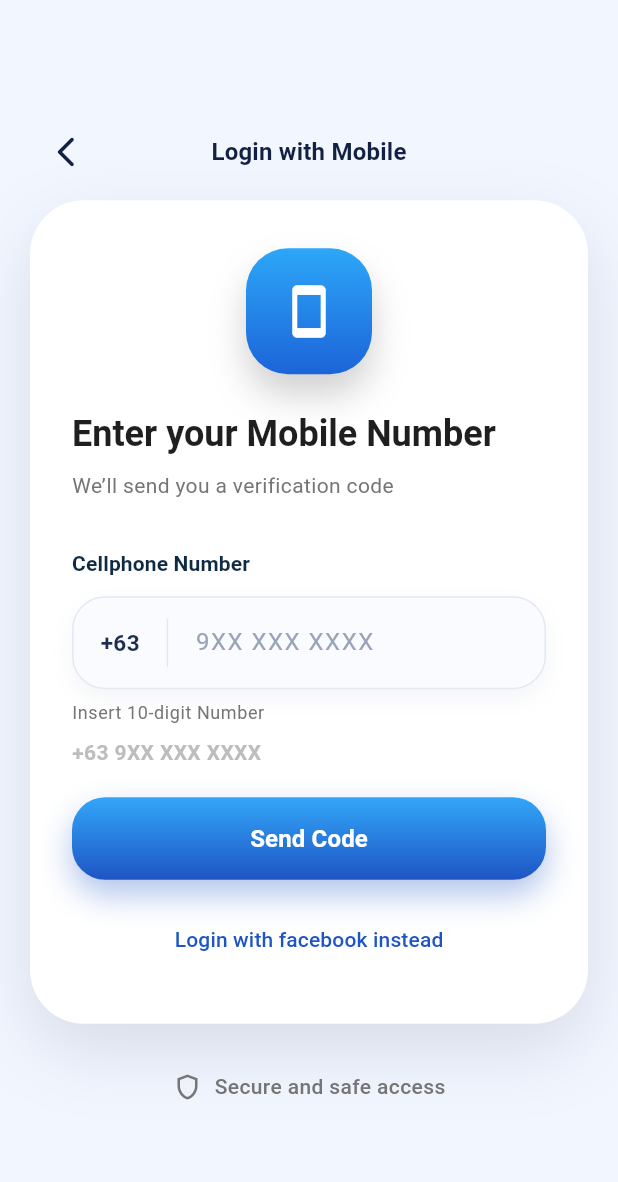
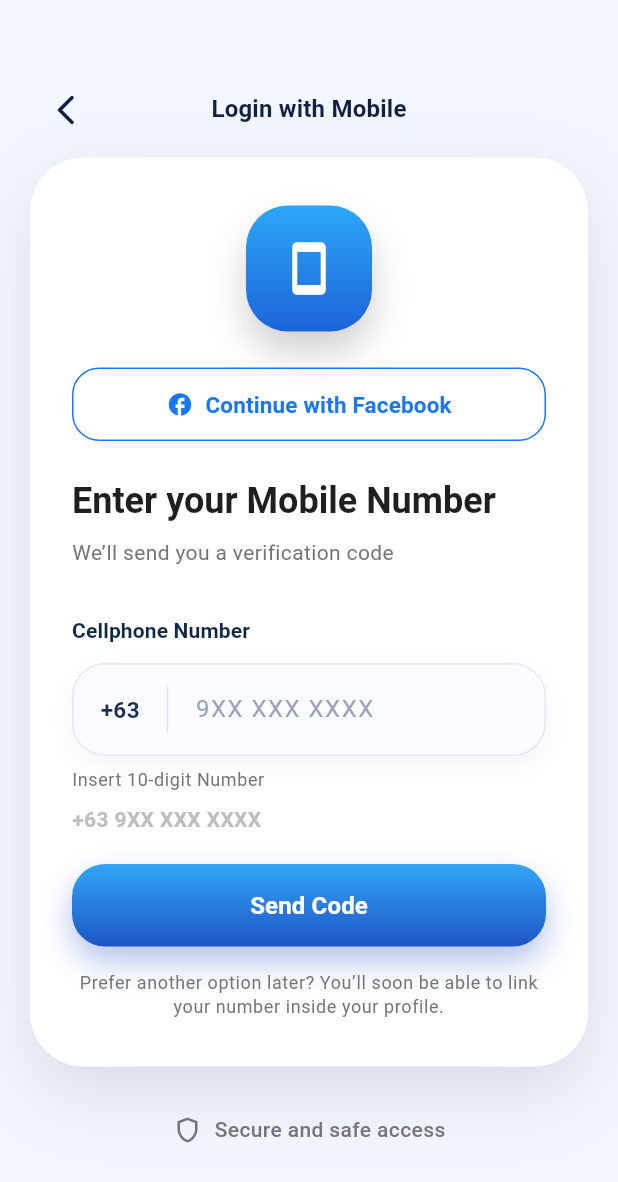
Before and after one commit to eori1/bayankonek, a Flutter app: the screen it shows after launch, after a tap on "Login with Mobile", on a phone screen of 412 x 824 dp. Shown: the top 1182 px of the screen. Run offline on Flutter 3.47's test engine with Material 3 defaults, Android fonts, the phone set to English and light mode, and no system bars; our stand-ins replace cloud_firestore, firebase_auth, firebase_core; missing offline and left inert: flutter_facebook_auth; accounts and stored records are empty.

Commit message:
Implement Facebook login functionality and update dependencies
- Added Facebook login support in MobileLoginPage with a dedicated button.
- Enhanced HomePage to display the user's name and linked phone number.
- Updated pubspec.yaml to include flutter_facebook_auth dependency.
- Modified AndroidManifest.xml to include necessary Facebook SDK configurations.
- Added new dependencies for secure storage and updated existing ones in pubspec.lock.
- Registered new plugins for secure storage in generated files for Linux, macOS, and Windows.

```diff
--- a/lib/screens/mobile_login_page.dart
+++ b/lib/screens/mobile_login_page.dart
@@ -2,6 +2,7 @@ import 'package:firebase_auth/firebase_auth.dart';
 import 'package:flutter/material.dart';
 import 'package:flutter/services.dart';
 
+import '../services/auth_service.dart';
 import '../widgets/page_header.dart';
 import '../widgets/primary_gradient_button.dart';
 import 'home_page.dart';
@@ -20,6 +21,7 @@ class _MobileLoginPageState extends State<MobileLoginPage> {
   final TextEditingController _phoneController = TextEditingController();
   final PhoneNumberFormatter _phoneFormatter = PhoneNumberFormatter();
   bool _isSending = false;
+  bool _isFacebookLoading = false;
   String? _errorMessage;
 
   String get _enteredDigits =>
@@ -135,6 +137,33 @@ class _MobileLoginPageState extends State<MobileLoginPage> {
     }
   }
 
+  Future<void> _signInWithFacebook() async {
+    setState(() {
+      _isFacebookLoading = true;
+      _errorMessage = null;
+    });
+    try {
+      await AuthService.instance.signInWithFacebook();
+      if (!mounted) return;
+      Navigator.of(context).pushAndRemoveUntil(
+        MaterialPageRoute(builder: (_) => const HomePage()),
+        (route) => false,
+      );
+    } on FirebaseAuthException catch (e) {
+      setState(() {
+        _errorMessage = e.message ?? 'Facebook login failed. Please try again.';
+      });
+    } catch (_) {
+      setState(() {
+        _errorMessage = 'Facebook login failed. Please try again.';
+      });
+    } finally {
+      if (mounted) {
+        setState(() => _isFacebookLoading = false);
+      }
+    }
+  }
+
   @override
   Widget build(BuildContext context) {
     return Scaffold(
@@ -204,6 +233,51 @@ class _MobileLoginPageState extends State<MobileLoginPage> {
                             ),
                           ),
                           const SizedBox(height: 24),
+                          SizedBox(
+                            width: double.infinity,
+                            child: OutlinedButton(
+                              onPressed: _isFacebookLoading
+                                  ? null
+                                  : _signInWithFacebook,
+                              style: OutlinedButton.styleFrom(
+                                foregroundColor: const Color(0xFF1877F2),
+                                side: const BorderSide(
+                                  color: Color(0xFF1877F2),
+                                ),
+                                shape: RoundedRectangleBorder(
+                                  borderRadius: BorderRadius.circular(18),
+                                ),
+                                padding: const EdgeInsets.symmetric(
+                                  vertical: 14,
+                                ),
+                              ),
+                              child: _isFacebookLoading
+                                  ? const SizedBox(
+                                      width: 20,
+                                      height: 20,
+                                      child: CircularProgressIndicator(
+                                        strokeWidth: 2,
+                                      ),
+                                    )
+                                  : Row(
+                                      mainAxisSize: MainAxisSize.min,
+                                      mainAxisAlignment:
+                                          MainAxisAlignment.center,
+                                      children: const [
+                                        Icon(Icons.facebook),
+                                        SizedBox(width: 8),
+                                        Text(
+                                          'Continue with Facebook',
+                                          style: TextStyle(
+                                            fontWeight: FontWeight.w700,
+                                            fontSize: 15,
+                                          ),
+                                        ),
+                                      ],
+                                    ),
+                            ),
+                          ),
+                          const SizedBox(height: 24),
                           Text(
                             'Enter your Mobile Number',
                             style: Theme.of(context).textTheme.headlineSmall
@@ -270,7 +344,11 @@ class _MobileLoginPageState extends State<MobileLoginPage> {
                                   child: TextField(
                                     controller: _phoneController,
                                     keyboardType: TextInputType.number,
-                                    inputFormatters: [_phoneFormatter],
+                                    inputFormatters: [
+                                      FilteringTextInputFormatter.digitsOnly,
+                                      LengthLimitingTextInputFormatter(10),
+                                      _phoneFormatter,
+                                    ],
                                     onChanged: (_) {
                                       if (_errorMessage != null) {
                                         setState(() {
@@ -324,12 +402,11 @@ class _MobileLoginPageState extends State<MobileLoginPage> {
                           ),
                           const SizedBox(height: 16),
                           Center(
-                            child: TextButton(
-                              onPressed: () => Navigator.pop(context),
-                              style: TextButton.styleFrom(
-                                foregroundColor: const Color(0xFF1E55C4),
-                              ),
-                              child: const Text('Login with facebook instead'),
+                            child: Text(
+                              'Prefer another option later? You’ll soon be able to link your number inside your profile.',
+                              textAlign: TextAlign.center,
+                              style: Theme.of(context).textTheme.bodySmall
+                                  ?.copyWith(color: Colors.grey.shade600),
                             ),
                           ),
                         ],
--- a/pubspec.yaml
+++ b/pubspec.yaml
@@ -37,6 +37,7 @@ dependencies:
   firebase_core: ^4.2.1
   firebase_auth: ^6.1.2
   cloud_firestore: ^6.1.0
+  flutter_facebook_auth: ^7.1.1
 
 dev_dependencies:
   flutter_test:
```
Also changed, not shown: lib/screens/home_page.dart (+33 -1 lines), lib/services/auth_service.dart (added, +47 -0 lines), pubspec.lock, 7 other files.
